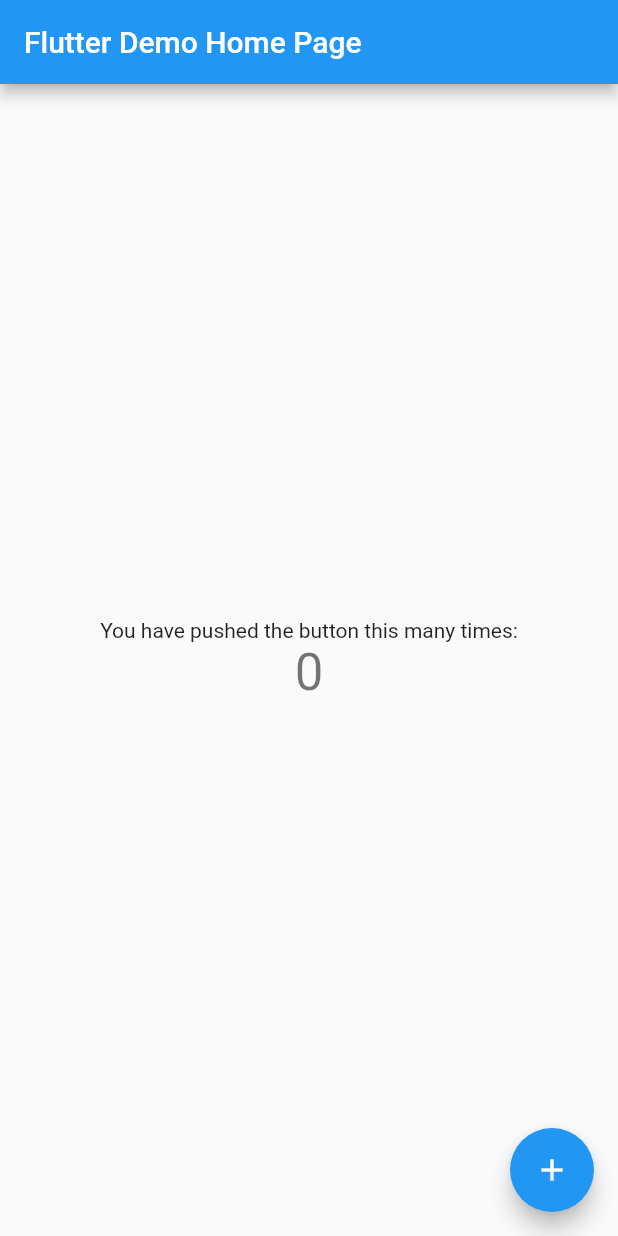
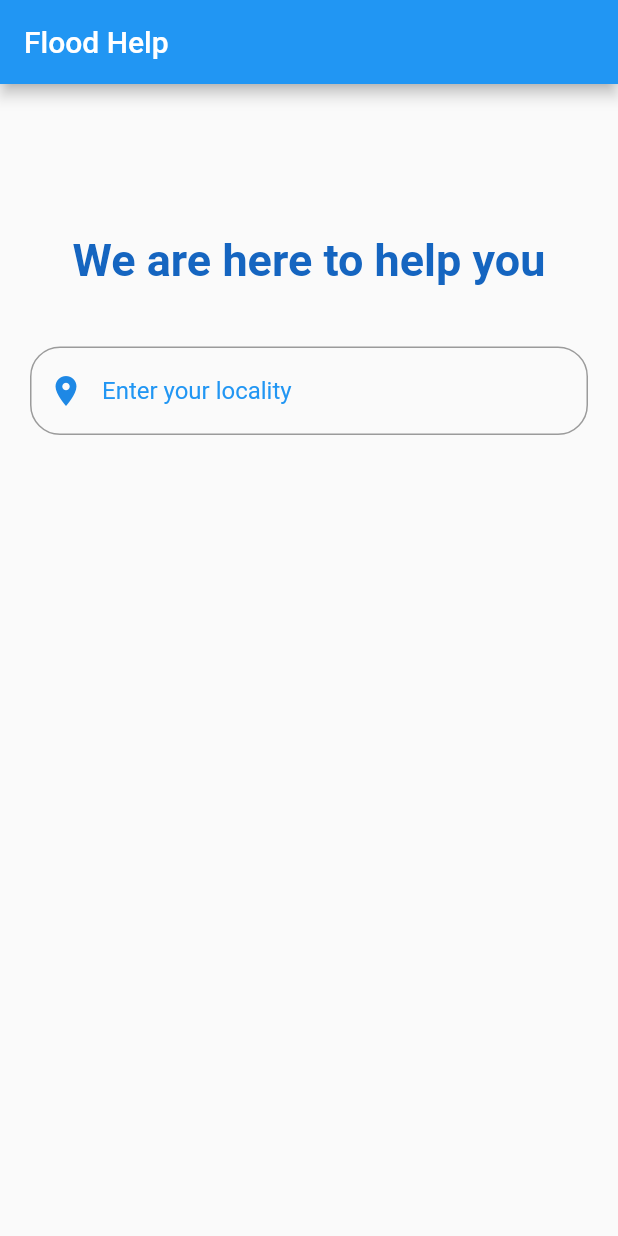
Before and after one commit to serenebkj/flood_help, a Flutter app: the screen it shows after launch, on a phone screen of 412 x 824 dp. Run offline on Flutter 3.47's test engine with Material 2 defaults, Android fonts, the phone set to English and light mode, and no system bars.

Commit message:
Locality editText

```diff
--- a/lib/main.dart
+++ b/lib/main.dart
@@ -1,3 +1,4 @@
+import 'package:flutter/cupertino.dart';
 import 'package:flutter/material.dart';
 
 void main() {
@@ -9,109 +10,75 @@ class MyApp extends StatelessWidget {
   @override
   Widget build(BuildContext context) {
     return MaterialApp(
+      debugShowCheckedModeBanner: false,
       title: 'Flutter Demo',
       theme: ThemeData(
-        // This is the theme of your application.
-        //
-        // Try running your application with "flutter run". You'll see the
-        // application has a blue toolbar. Then, without quitting the app, try
-        // changing the primarySwatch below to Colors.green and then invoke
-        // "hot reload" (press "r" in the console where you ran "flutter run",
-        // or simply save your changes to "hot reload" in a Flutter IDE).
-        // Notice that the counter didn't reset back to zero; the application
-        // is not restarted.
         primarySwatch: Colors.blue,
-        // This makes the visual density adapt to the platform that you run
-        // the app on. For desktop platforms, the controls will be smaller and
-        // closer together (more dense) than on mobile platforms.
         visualDensity: VisualDensity.adaptivePlatformDensity,
       ),
-      home: MyHomePage(title: 'Flutter Demo Home Page'),
+      home: MyEntryPage(title: 'Flood Help'),
     );
   }
 }
 
-class MyHomePage extends StatefulWidget {
-  MyHomePage({Key key, this.title}) : super(key: key);
-
-  // This widget is the home page of your application. It is stateful, meaning
-  // that it has a State object (defined below) that contains fields that affect
-  // how it looks.
-
-  // This class is the configuration for the state. It holds the values (in this
-  // case the title) provided by the parent (in this case the App widget) and
-  // used by the build method of the State. Fields in a Widget subclass are
-  // always marked "final".
+class MyEntryPage extends StatefulWidget {
+  MyEntryPage({Key key, this.title}) : super(key: key);
 
   final String title;
 
   @override
-  _MyHomePageState createState() => _MyHomePageState();
+  _MyEntryPageState createState() => _MyEntryPageState();
 }
 
-class _MyHomePageState extends State<MyHomePage> {
-  int _counter = 0;
-
-  void _incrementCounter() {
-    setState(() {
-      // This call to setState tells the Flutter framework that something has
-      // changed in this State, which causes it to rerun the build method below
-      // so that the display can reflect the updated values. If we changed
-      // _counter without calling setState(), then the build method would not be
-      // called again, and so nothing would appear to happen.
-      _counter++;
-    });
-  }
-
+class _MyEntryPageState extends State<MyEntryPage> {
   @override
   Widget build(BuildContext context) {
-    // This method is rerun every time setState is called, for instance as done
-    // by the _incrementCounter method above.
-    //
-    // The Flutter framework has been optimized to make rerunning build methods
-    // fast, so that you can just rebuild anything that needs updating rather
-    // than having to individually change instances of widgets.
     return Scaffold(
+      resizeToAvoidBottomInset: true,
       appBar: AppBar(
         // Here we take the value from the MyHomePage object that was created by
         // the App.build method, and use it to set our appbar title.
         title: Text(widget.title),
       ),
-      body: Center(
-        // Center is a layout widget. It takes a single child and positions it
-        // in the middle of the parent.
+      body: Container(
+        padding: EdgeInsets.only(top: 100.0, right: 20.0, left: 20.0),
         child: Column(
-          // Column is also a layout widget. It takes a list of children and
-          // arranges them vertically. By default, it sizes itself to fit its
-          // children horizontally, and tries to be as tall as its parent.
-          //
-          // Invoke "debug painting" (press "p" in the console, choose the
-          // "Toggle Debug Paint" action from the Flutter Inspector in Android
-          // Studio, or the "Toggle Debug Paint" command in Visual Studio Code)
-          // to see the wireframe for each widget.
-          //
-          // Column has various properties to control how it sizes itself and
-          // how it positions its children. Here we use mainAxisAlignment to
-          // center the children vertically; the main axis here is the vertical
-          // axis because Columns are vertical (the cross axis would be
-          // horizontal).
-          mainAxisAlignment: MainAxisAlignment.center,
+          crossAxisAlignment: CrossAxisAlignment.center,
           children: <Widget>[
             Text(
-              'You have pushed the button this many times:',
+              'We are here to help you',
+              style: TextStyle(
+                  fontSize: 30.0,
+                  fontWeight: FontWeight.bold,
+                  color: Colors.blue.shade800),
             ),
-            Text(
-              '$_counter',
-              style: Theme.of(context).textTheme.headline4,
+            SizedBox(
+              height: 40.0,
             ),
+            buildTextField("Enter your locality"),
           ],
         ),
       ),
-      floatingActionButton: FloatingActionButton(
-        onPressed: _incrementCounter,
-        tooltip: 'Increment',
-        child: Icon(Icons.add),
-      ), // This trailing comma makes auto-formatting nicer for build methods.
+    );
+  }
+
+  Widget buildTextField(String textHint) {
+    return TextField(
+      decoration: InputDecoration(
+          hintText: textHint,
+          hintStyle: TextStyle(
+            color: Colors.blue,
+            fontSize: 16.0,
+          ),
+          border: OutlineInputBorder(
+            borderRadius: BorderRadius.circular(20.0),
+          ),
+          prefixIcon: textHint == "Enter your locality"
+              ? Icon(
+                  Icons.location_on,
+                  color: Colors.blue.shade600,
+                )
+              : Icon(Icons.location_on)),
     );
   }
 }
```
